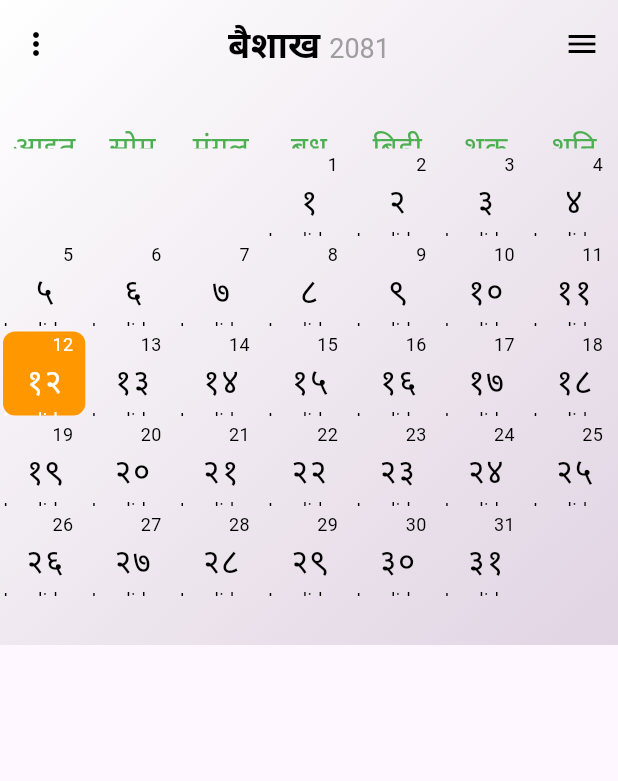
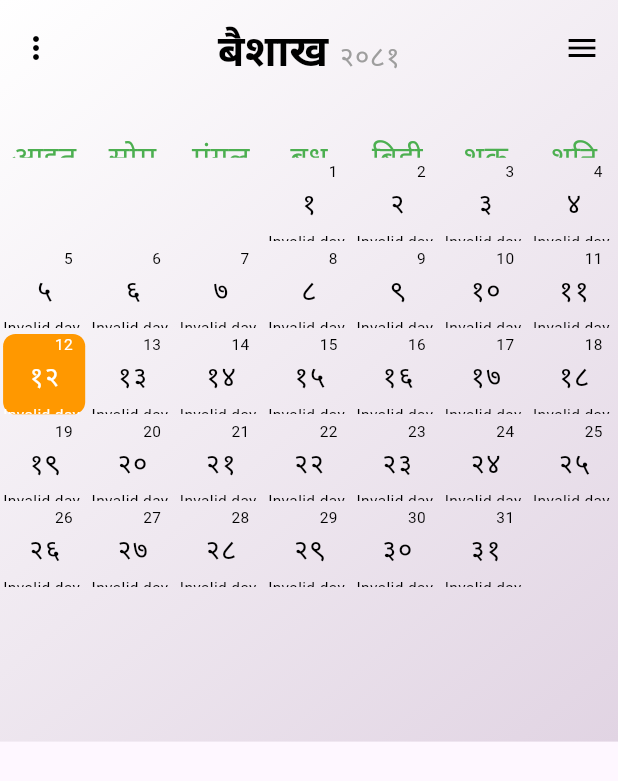
Before and after one commit to jagat58/calender, a Flutter app: the screen it shows after launch, on a phone screen of 412 x 824 dp. Shown: the top 781 px of the screen. Run offline on Flutter 3.47's test engine with Material 3 defaults, Android fonts, the phone set to English and light mode, and no system bars; drawn by our look-alikes of table_calendar.

Commit message:
month widgets and calender views

```diff
--- a/lib/models/calendar_models.dart
+++ b/lib/models/calendar_models.dart
@@ -1,6 +1,6 @@
 class CalendarModel {
-  final int month;
-  final int year;
+  int month;
+  int year;
 
   CalendarModel({required this.month, required this.year});
 
@@ -42,14 +42,16 @@ class CalendarModel {
   }
 
   String getEnglishDate(DateTime date) {
-    return "${date.day}";
+    return "${date.day}-${date.month}-${date.year}";
   }
 
+  void updateMonthAndYear(int newMonth, int newYear) {
+    month = newMonth;
+    year = newYear;
+  }
+}
 
-
-
-}
- String getWeekDayName(int dayNumber) {
+String getWeekDayName(int dayNumber) {
   const List<String> nepaliWeekDayNames = [
     'आइत', 'सोम', 'मंगल', 'बुध', 'बिही', 'शुक्र', 'शनि'
   ];
--- a/lib/viewmodel/calender_view_model.dart
+++ b/lib/viewmodel/calender_view_model.dart
@@ -17,6 +17,13 @@ class CalendarViewModel extends ChangeNotifier {
     notifyListeners();
   }
 
+  void onMonthChanged(DateTime newFocusedDay) {
+    _focusedDay = newFocusedDay;
+    _calendarModel.month = newFocusedDay.month;
+    _calendarModel.year = newFocusedDay.year;
+    notifyListeners();
+  }
+
   String getEnglishDate(DateTime date) {
     return _calendarModel.getEnglishDate(date);
   }
--- a/lib/views/calender_views.dart
+++ b/lib/views/calender_views.dart
@@ -1,4 +1,3 @@
-// calendar_view.dart
 import 'package:flutter/material.dart';
 import 'package:provider/provider.dart';
 import '../viewmodel/calender_view_model.dart';
@@ -9,6 +8,10 @@ class CalendarView extends StatelessWidget {
 
   @override
   Widget build(BuildContext context) {
+    final mediaQuery = MediaQuery.of(context);
+    final screenHeight = mediaQuery.size.height;
+    final screenWidth = mediaQuery.size.width;
+
     return ChangeNotifierProvider(
       create: (_) => CalendarViewModel(),
       child: Scaffold(
@@ -19,7 +22,7 @@ class CalendarView extends StatelessWidget {
         body: Consumer<CalendarViewModel>(
           builder: (context, model, _) {
             return Container(
-              height: 430,
+              height: screenHeight * 0.6,
               decoration: const BoxDecoration(
                 gradient: LinearGradient(
                   colors: [Colors.white, Color.fromARGB(255, 225, 212, 227)],
@@ -30,7 +33,7 @@ class CalendarView extends StatelessWidget {
               child: Column(
                 children: [
                   Padding(
-                    padding: const EdgeInsets.only(top: 5.0),
+                    padding: EdgeInsets.only(top: screenHeight * 0.01),
                     child: Row(
                       mainAxisAlignment: MainAxisAlignment.spaceBetween,
                       children: [
@@ -44,16 +47,16 @@ class CalendarView extends StatelessWidget {
                             children: [
                               TextSpan(
                                 text: '${model.monthName} ',
-                                style: const TextStyle(
-                                  fontSize: 24,
+                                style: TextStyle(
+                                  fontSize: screenWidth * 0.07,
                                   fontWeight: FontWeight.bold,
                                   color: Colors.black,
                                 ),
                               ),
                               TextSpan(
-                                text: '2081',
-                                style: const TextStyle(
-                                  fontSize: 18,
+                                text: '२०८१',
+                                style: TextStyle(
+                                  fontSize: screenWidth * 0.045,
                                   fontWeight: FontWeight.w400,
                                   color: Colors.grey,
                                 ),
@@ -68,12 +71,12 @@ class CalendarView extends StatelessWidget {
                       ],
                     ),
                   ),
-                  SizedBox(height: 30),
+                  SizedBox(height: screenHeight * 0.04),
                   Expanded(
                     child: MonthWidget(
                       focusedDay: model.focusedDay,
                       onPageChanged: (focusedDay) {
-                        model.onDaySelected(focusedDay);
+                        model.onMonthChanged(focusedDay);
                       },
                     ),
                   ),
--- a/lib/views/month_widget.dart
+++ b/lib/views/month_widget.dart
@@ -14,31 +14,32 @@ class MonthWidget extends StatelessWidget {
   @override
   Widget build(BuildContext context) {
     final model = Provider.of<CalendarViewModel>(context);
+    final screenWidth = MediaQuery.of(context).size.width;
+    final screenHeight = MediaQuery.of(context).size.height;
 
     return Container(
-
       child: TableCalendar(
         firstDay: DateTime.utc(2010, 1, 1),
         lastDay: DateTime.utc(2030, 12, 31),
         focusedDay: model.focusedDay,
-        rowHeight: 60,
+        rowHeight: screenHeight * 0.07,
         headerVisible: false,
         daysOfWeekStyle: DaysOfWeekStyle(
           dowTextFormatter: (date, locale) {
             return getWeekDayName((date.weekday % 7));
           },
-        weekdayStyle: const TextStyle(color: Colors.green, fontSize: 20), // Increased font size
-        weekendStyle: const TextStyle(color: Colors.green, fontSize: 20), // Increased font size
+          weekdayStyle: TextStyle(color: Colors.green, fontSize: screenWidth * 0.05), // Adjust font size
+          weekendStyle: TextStyle(color: Colors.green, fontSize: screenWidth * 0.05), // Adjust font size
         ),
         calendarBuilders: CalendarBuilders(
           defaultBuilder: (context, date, _) {
-          return _buildDayCell(context, date, model);
+            return _buildDayCell(context, date, model, screenWidth, screenHeight);
           },
           todayBuilder: (context, date, _) {
-          return _buildDayCell(context, date, model, isToday: true);
+            return _buildDayCell(context, date, model, screenWidth, screenHeight, isToday: true);
           },
           selectedBuilder: (context, date, _) {
-          return _buildDayCell(context, date, model, isSelected: true);
+            return _buildDayCell(context, date, model, screenWidth, screenHeight, isSelected: true);
           },
         ),
         calendarStyle: const CalendarStyle(
@@ -55,15 +56,14 @@ class MonthWidget extends StatelessWidget {
     );
   }
 
-  Widget _buildDayCell(BuildContext context, DateTime date, CalendarViewModel model,
+  Widget _buildDayCell(BuildContext context, DateTime date, CalendarViewModel model, double screenWidth, double screenHeight,
       {bool isToday = false, bool isSelected = false}) {
     final nepaliDate = convertToNepaliNumber(date.day.toString());
-    final events = model.festivalsForMonth;
     final astrologicalDay = model.astrologicalDayName;
     final englishDate = date.day.toString();
 
     return Padding(
-      padding: const EdgeInsets.all(2.0),
+      padding: EdgeInsets.all(screenWidth * 0.005), // Adjust padding based on screen width
       child: Container(
         decoration: BoxDecoration(
           color: isSelected
@@ -71,41 +71,33 @@ class MonthWidget extends StatelessWidget {
               : isToday
                   ? const Color.fromARGB(255, 236, 186, 186)
                   : Colors.transparent,
-          borderRadius: BorderRadius.circular(8.0),
-
+          borderRadius: BorderRadius.circular(screenWidth * 0.02), // Adjust border radius
         ),
-        child:
-        SingleChildScrollView(
+        child: SingleChildScrollView(
           child: Column(
             mainAxisAlignment: MainAxisAlignment.center,
             children: [
               Padding(
-                padding: const EdgeInsets.only(right: 8.0),
+                padding: EdgeInsets.only(right: screenWidth * 0.02),
                 child: Row(
                   mainAxisAlignment: MainAxisAlignment.end,
                   children: [
                     Text(
                       englishDate,
-                      style: TextStyle(fontSize: 12, color: isSelected || isToday ? Colors.white : Colors.black),
+                      style: TextStyle(fontSize: screenWidth * 0.025, color: isSelected || isToday ? Colors.white : Colors.black),
                     ),
                   ],
                 ),
               ),
               Text(
                 nepaliDate,
-                style: TextStyle(fontSize: 22, color: isSelected || isToday ? Colors.white : Colors.black),
+                style: TextStyle(fontSize: screenWidth * 0.045, color: isSelected || isToday ? Colors.white : Colors.black),
               ),
-              const SizedBox(height: 2),
-
+              SizedBox(height: screenHeight * 0.005),
               Text(
                 astrologicalDay,
-                style: TextStyle(fontSize: 12, color: isSelected || isToday ? Colors.white : Colors.black),
+                style: TextStyle(fontSize: screenWidth * 0.025, color: isSelected || isToday ? Colors.white : Colors.black),
               ),
-              // const SizedBox(height: 4),
-              // Text(
-              //   events.toString(),
-              //   style: TextStyle(fontSize: 10, color: isSelected || isToday ? Colors.white : Colors.black),
-              // ),
             ],
           ),
         ),
@@ -127,6 +119,4 @@ String convertToNepaliNumber(String number) {
     const List<String> nepaliNumbers = ['०', '१', '२', '३', '४', '५', '६', '७', '८', '९'];
     return number.split('').map((digit) => nepaliNumbers[int.parse(digit)]).join('');
   }
-
-
 }
```
Lines whose indentation alone changed are shown as unchanged.
